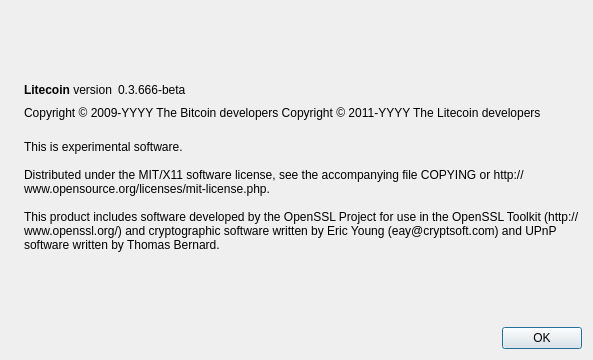
Qt form src/qt/forms/aboutdialog.ui (nnikka/learncoin) before a commit.
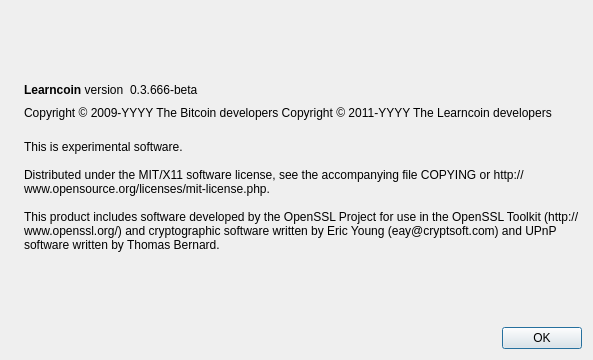
The same form after that commit. Icons and pictures are not drawn.

```diff
--- a/src/qt/forms/aboutdialog.ui
+++ b/src/qt/forms/aboutdialog.ui
@@ -50,7 +50,7 @@
           <cursorShape>IBeamCursor</cursorShape>
          </property>
          <property name="text">
-          <string>&lt;b&gt;Litecoin&lt;/b&gt; version</string>
+          <string>&lt;b&gt;Learncoin&lt;/b&gt; version</string>
          </property>
          <property name="textInteractionFlags">
           <set>Qt::LinksAccessibleByMouse|Qt::TextSelectableByKeyboard|Qt::TextSelectableByMouse</set>
@@ -92,7 +92,7 @@
        </property>
        <property name="text">
         <string notr="true">Copyright &amp;copy; 2009-YYYY The Bitcoin developers
-Copyright &amp;copy; 2011-YYYY The Litecoin developers</string>
+Copyright &amp;copy; 2011-YYYY The Learncoin developers</string>
        </property>
        <property name="textFormat">
         <enum>Qt::RichText</enum>
```
Left out of the diff: 2 changed lines with no effect on the pictures.
